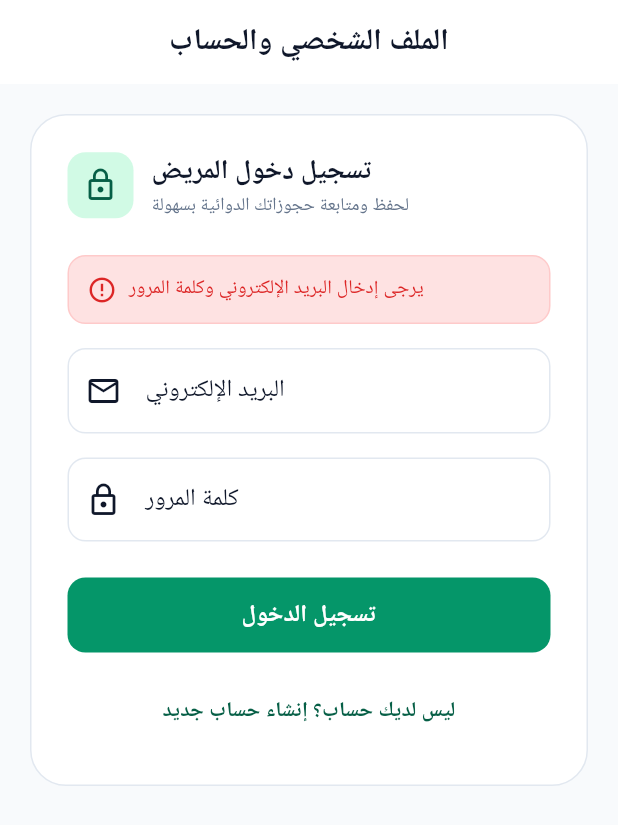
After one commit to jacobkhaled01-spec/PharmaConnect, a Flutter app: the ProfileScreen screen opened directly, after a tap on "تسجيل الدخول", on a phone screen of 412 x 824 dp. The commit adds this screen. Shown: the top 825 px of the screen. Run offline on Flutter 3.47's test engine with Material 3 defaults, Android fonts, the phone set to English and light mode, and no system bars; accounts and stored records are empty; network calls fail.

Commit message:
feat(auth): add client profile screen, patient registration, login, and auto-population

```diff
--- /dev/null
+++ b/frontend/lib/data/models/user_model.dart
@@ -0,0 +1,35 @@
+class UserModel {
+  final int id;
+  final String name;
+  final String email;
+  final String? phone;
+  final String role;
+
+  UserModel({
+    required this.id,
+    required this.name,
+    required this.email,
+    this.phone,
+    this.role = 'patient',
+  });
+
+  factory UserModel.fromJson(Map<String, dynamic> json) {
+    return UserModel(
+      id: json['id'] ?? 0,
+      name: json['name'] ?? '',
+      email: json['email'] ?? '',
+      phone: json['phone'],
+      role: json['role'] ?? 'patient',
+    );
+  }
+
+  Map<String, dynamic> toJson() {
+    return {
+      'id': id,
+      'name': name,
+      'email': email,
+      'phone': phone,
+      'role': role,
+    };
+  }
+}
--- /dev/null
+++ b/frontend/lib/presentation/screens/profile_screen.dart
@@ -0,0 +1,376 @@
+import 'package:flutter/material.dart';
+import '../../core/network/api_service.dart';
+import '../../core/theme/app_theme.dart';
+
+class ProfileScreen extends StatefulWidget {
+  const ProfileScreen({super.key});
+
+  @override
+  State<ProfileScreen> createState() => _ProfileScreenState();
+}
+
+class _ProfileScreenState extends State<ProfileScreen> {
+  bool _isRegistering = false;
+  final TextEditingController _nameController = TextEditingController();
+  final TextEditingController _emailController = TextEditingController();
+  final TextEditingController _phoneController = TextEditingController();
+  final TextEditingController _passwordController = TextEditingController();
+  bool _isLoading = false;
+  String? _errorMessage;
+
+  @override
+  void dispose() {
+    _nameController.dispose();
+    _emailController.dispose();
+    _phoneController.dispose();
+    _passwordController.dispose();
+    super.dispose();
+  }
+
+  Future<void> _submitAuth() async {
+    setState(() {
+      _isLoading = true;
+      _errorMessage = null;
+    });
+
+    final email = _emailController.text.trim();
+    final password = _passwordController.text.trim();
+
+    if (email.isEmpty || password.isEmpty) {
+      setState(() {
+        _isLoading = false;
+        _errorMessage = 'يرجى إدخال البريد الإلكتروني وكلمة المرور';
+      });
+      return;
+    }
+
+    bool success = false;
+    if (_isRegistering) {
+      final name = _nameController.text.trim();
+      final phone = _phoneController.text.trim();
+      if (name.isEmpty) {
+        setState(() {
+          _isLoading = false;
+          _errorMessage = 'يرجى إدخال اسمك الكامل';
+        });
+        return;
+      }
+      success = await ApiService().register(
+        name: name,
+        email: email,
+        password: password,
+        phone: phone,
+      );
+    } else {
+      success = await ApiService().login(email, password);
+    }
+
+    setState(() {
+      _isLoading = false;
+    });
+
+    if (success) {
+      if (mounted) {
+        ScaffoldMessenger.of(context).showSnackBar(
+          SnackBar(
+            content: Text(_isRegistering ? 'تم إنشاء الحساب بنجاح!' : 'تم تسجيل الدخول بنجاح!'),
+            backgroundColor: PharmaTheme.primaryGreen,
+          ),
+        );
+      }
+    } else {
+      setState(() {
+        _errorMessage = 'تعذر المصادقة. يرجى التحقق من البيانات المدخلة.';
+      });
+    }
+  }
+
+  void _logout() {
+    setState(() {
+      ApiService().logout();
+    });
+    ScaffoldMessenger.of(context).showSnackBar(
+      const SnackBar(content: Text('تم تسجيل الخروج بنجاح')),
+    );
+  }
+
+  @override
+  Widget build(BuildContext context) {
+    final user = ApiService().currentUser;
+    final isLoggedIn = ApiService().isAuthenticated;
+
+    return Scaffold(
+      appBar: AppBar(
+        title: const Text('الملف الشخصي والحساب'),
+      ),
+      body: SingleChildScrollView(
+        padding: const EdgeInsets.all(20.0),
+        child: isLoggedIn && user != null ? _buildProfileView(user) : _buildAuthForm(),
+      ),
+    );
+  }
+
+  Widget _buildProfileView(dynamic user) {
+    return Column(
+      children: [
+        // بطاقة الهوية الشخصية
+        Container(
+          padding: const EdgeInsets.all(24),
+          decoration: BoxDecoration(
+            color: Colors.white,
+            borderRadius: BorderRadius.circular(24),
+            border: Border.all(color: const Color(0xFFE2E8F0)),
+            boxShadow: [
+              BoxShadow(
+                color: Colors.black.withAlpha(8),
+                blurRadius: 15,
+                offset: const Offset(0, 5),
+              ),
+            ],
+          ),
+          child: Column(
+            children: [
+              Container(
+                padding: const EdgeInsets.all(18),
+                decoration: BoxDecoration(
+                  color: PharmaTheme.mintAccent,
+                  shape: BoxShape.circle,
+                ),
+                child: const Icon(Icons.person, size: 50, color: PharmaTheme.primaryGreenDark),
+              ),
+              const SizedBox(height: 14),
+              Text(
+                user.name,
+                style: const TextStyle(fontSize: 22, fontWeight: FontWeight.bold, color: PharmaTheme.textMain),
+              ),
+              const SizedBox(height: 4),
+              Text(
+                user.email,
+                style: const TextStyle(fontSize: 14, color: PharmaTheme.textMuted),
+              ),
+              if (user.phone != null) ...[
+                const SizedBox(height: 4),
+                Text(
+                  user.phone!,
+                  style: const TextStyle(fontSize: 14, color: PharmaTheme.textMuted),
+                ),
+              ],
+              const SizedBox(height: 12),
+              Container(
+                padding: const EdgeInsets.symmetric(horizontal: 14, vertical: 6),
+                decoration: BoxDecoration(
+                  color: const Color(0xFFDCFCE7),
+                  borderRadius: BorderRadius.circular(20),
+                ),
+                child: const Row(
+                  mainAxisSize: MainAxisSize.min,
+                  children: [
+                    Icon(Icons.verified, size: 16, color: Color(0xFF15803D)),
+                    SizedBox(width: 6),
+                    Text(
+                      'مريض مسجل ومعتمد',
+                      style: TextStyle(color: Color(0xFF15803D), fontWeight: FontWeight.bold, fontSize: 12),
+                    ),
+                  ],
+                ),
+              ),
+            ],
+          ),
+        ),
+        const SizedBox(height: 24),
+
+        // إعدادات وبيانات إضافية
+        Container(
+          padding: const EdgeInsets.all(16),
+          decoration: BoxDecoration(
+            color: Colors.white,
+            borderRadius: BorderRadius.circular(20),
+            border: Border.all(color: const Color(0xFFE2E8F0)),
+          ),
+          child: Column(
+            children: [
+              _buildSettingTile(Icons.location_city_outlined, 'المدينة والنطاق الجغرافي', 'صنعاء، اليمن'),
+              const Divider(height: 16),
+              _buildSettingTile(Icons.timer_outlined, 'مدة صلاحية الحجز الافتراضية', '30 دقيقة (TTL)'),
+              const Divider(height: 16),
+              _buildSettingTile(Icons.notifications_active_outlined, 'إشعارات توفر الدواء', 'مفعلة تلقائياً'),
+            ],
+          ),
+        ),
+        const SizedBox(height: 30),
+
+        // زر تسجيل الخروج
+        ElevatedButton.icon(
+          style: ElevatedButton.styleFrom(
+            backgroundColor: const Color(0xFFFEE2E2),
+            foregroundColor: PharmaTheme.statusDanger,
+            minimumSize: const Size(double.infinity, 50),
+            elevation: 0,
+            side: const BorderSide(color: Color(0xFFFECACA)),
+          ),
+          onPressed: _logout,
+          icon: const Icon(Icons.logout, size: 18),
+          label: const Text('تسجيل الخروج من الحساب', style: TextStyle(fontWeight: FontWeight.bold)),
+        ),
+      ],
+    );
+  }
+
+  Widget _buildAuthForm() {
+    return Container(
+      padding: const EdgeInsets.all(24),
+      decoration: BoxDecoration(
+        color: Colors.white,
+        borderRadius: BorderRadius.circular(24),
+        border: Border.all(color: const Color(0xFFE2E8F0)),
+      ),
+      child: Column(
+        crossAxisAlignment: CrossAxisAlignment.start,
+        children: [
+          Row(
+            children: [
+              Container(
+                padding: const EdgeInsets.all(10),
+                decoration: BoxDecoration(
+                  color: PharmaTheme.mintAccent,
+                  borderRadius: BorderRadius.circular(12),
+                ),
+                child: const Icon(Icons.lock_outline, color: PharmaTheme.primaryGreenDark, size: 24),
+              ),
+              const SizedBox(width: 12),
+              Column(
+                crossAxisAlignment: CrossAxisAlignment.start,
+                children: [
+                  Text(
+                    _isRegistering ? 'إنشاء حساب مريض جديد' : 'تسجيل دخول المريض',
+                    style: const TextStyle(fontSize: 18, fontWeight: FontWeight.bold),
+                  ),
+                  const Text(
+                    'لحفظ ومتابعة حجوزاتك الدوائية بسهولة',
+                    style: TextStyle(color: PharmaTheme.textMuted, fontSize: 12),
+                  ),
+                ],
+              ),
+            ],
+          ),
+          const SizedBox(height: 24),
+
+          if (_errorMessage != null) ...[
+            Container(
+              padding: const EdgeInsets.all(12),
+              decoration: BoxDecoration(
+                color: const Color(0xFFFEE2E2),
+                borderRadius: BorderRadius.circular(12),
+                border: Border.all(color: const Color(0xFFFECACA)),
+              ),
+              child: Row(
+                children: [
+                  const Icon(Icons.error_outline, color: PharmaTheme.statusDanger, size: 20),
+                  const SizedBox(width: 8),
+                  Expanded(
+                    child: Text(
+                      _errorMessage!,
+                      style: const TextStyle(color: PharmaTheme.statusDanger, fontSize: 13),
+                    ),
+                  ),
+                ],
+              ),
+            ),
+            const SizedBox(height: 16),
+          ],
+
+          if (_isRegistering) ...[
+            TextField(
+              controller: _nameController,
+              decoration: const InputDecoration(
+                labelText: 'الاسم الكامل',
+                hintText: 'مثال: يعقوب خالد',
+                prefixIcon: Icon(Icons.person_outline),
+              ),
+            ),
+            const SizedBox(height: 16),
+            TextField(
+              controller: _phoneController,
+              keyboardType: TextInputType.phone,
+              decoration: const InputDecoration(
+                labelText: 'رقم الهاتف',
+                hintText: 'مثال: 771234567',
+                prefixIcon: Icon(Icons.phone_outlined),
+              ),
+            ),
+            const SizedBox(height: 16),
+          ],
+
+          TextField(
+            controller: _emailController,
+            keyboardType: TextInputType.emailAddress,
+            decoration: const InputDecoration(
+              labelText: 'البريد الإلكتروني',
+              hintText: 'مثال: user@example.com',
+              prefixIcon: Icon(Icons.email_outlined),
+            ),
+          ),
+          const SizedBox(height: 16),
+
+          TextField(
+            controller: _passwordController,
+            obscureText: true,
+            decoration: const InputDecoration(
+              labelText: 'كلمة المرور',
+              prefixIcon: Icon(Icons.lock_outline),
+            ),
+          ),
+          const SizedBox(height: 24),
+
+          ElevatedButton(
+            style: ElevatedButton.styleFrom(
+              minimumSize: const Size(double.infinity, 50),
+            ),
+            onPressed: _isLoading ? null : _submitAuth,
+            child: _isLoading
+                ? const SizedBox(
+                    height: 20,
+                    width: 20,
+                    child: CircularProgressIndicator(color: Colors.white, strokeWidth: 2),
+                  )
+                : Text(_isRegistering ? 'إنشاء الحساب الآن' : 'تسجيل الدخول'),
+          ),
+          const SizedBox(height: 16),
+
+          Center(
+            child: TextButton(
+              onPressed: () {
+                setState(() {
+                  _isRegistering = !_isRegistering;
+                  _errorMessage = null;
+                });
+              },
+              child: Text(
+                _isRegistering ? 'لديك حساب بالفعل؟ تسجيل الدخول' : 'ليس لديك حساب؟ إنشاء حساب جديد',
+                style: const TextStyle(color: PharmaTheme.primaryGreenDark, fontWeight: FontWeight.bold),
+              ),
+            ),
+          ),
+        ],
+      ),
+    );
+  }
+
+  Widget _buildSettingTile(IconData icon, String title, String subtitle) {
+    return Row(
+      children: [
+        Icon(icon, size: 20, color: PharmaTheme.primaryGreen),
+        const SizedBox(width: 12),
+        Expanded(
+          child: Column(
+            crossAxisAlignment: CrossAxisAlignment.start,
+            children: [
+              Text(title, style: const TextStyle(fontWeight: FontWeight.bold, fontSize: 13)),
+              Text(subtitle, style: const TextStyle(color: PharmaTheme.textMuted, fontSize: 12)),
+            ],
+          ),
+        ),
+      ],
+    );
+  }
+}
```
Also changed, not shown: frontend/lib/core/network/api_service.dart (+85 -0 lines), frontend/lib/main.dart (+19 -1 lines), frontend/lib/presentation/screens/medicine_details_screen.dart (+12 -0 lines).
